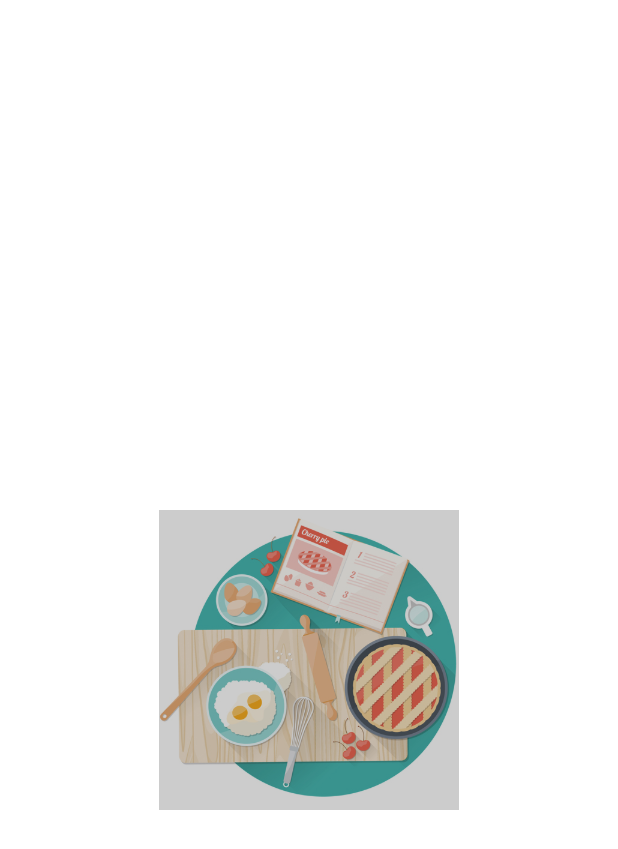
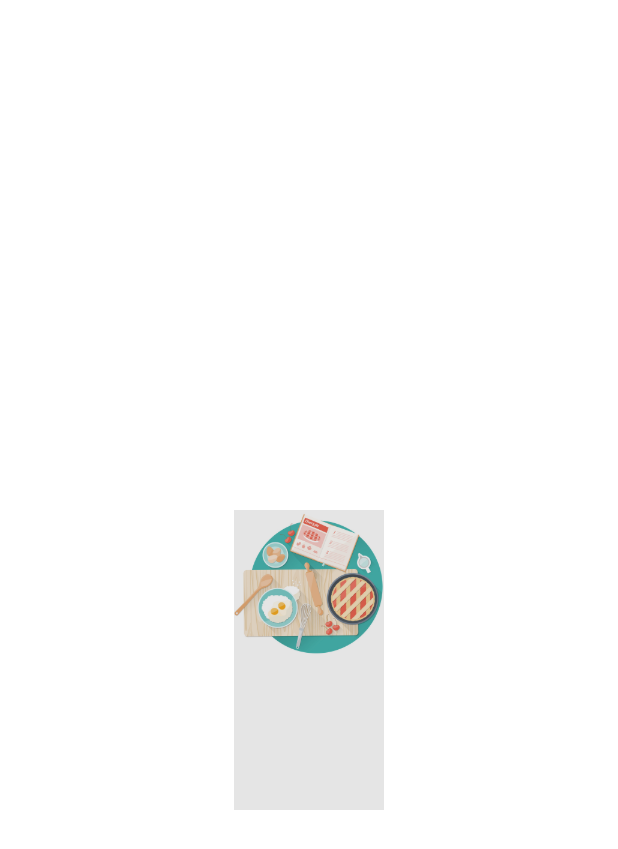
Before and after one commit to RohitKonge11/NewPractice, a Flutter app: the screen it shows after launch, on a phone screen of 412 x 824 dp. Shown: the top 849 px of the screen. Run offline on Flutter 3.47's test engine with Material 2 defaults, Android fonts, the phone set to English and light mode, and no system bars; our stand-ins replace introduction_screen; missing offline and left inert: custom_splash.

Commit message:
1st Commit For Feature 1 branch

```diff
--- a/lib/main.dart
+++ b/lib/main.dart
@@ -41,15 +41,15 @@ class MyApp extends StatelessWidget {
               Container(
                 child: Image.asset(
                   'assets/images/sampleintroimage.jpg',
-                  width: 200,
-                  height: 200,
+                  width: 100,
+                  height: 100,
                 ),
               ),
               Opacity(
-                opacity: 0.2,
+                opacity: 0.1,
                 child: Container(
                   color: Colors.black,
-                  width: 200,
+                  width: 100,
                   height: 200,
                 ),
               ),
```
